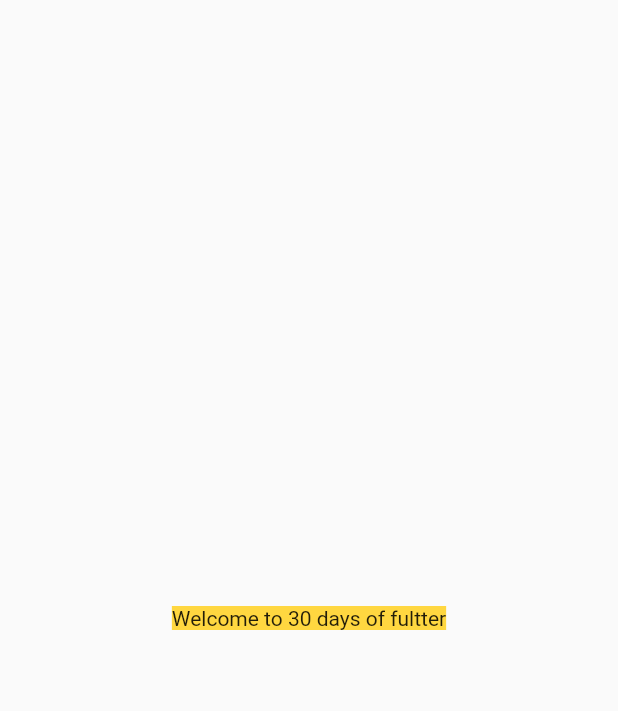
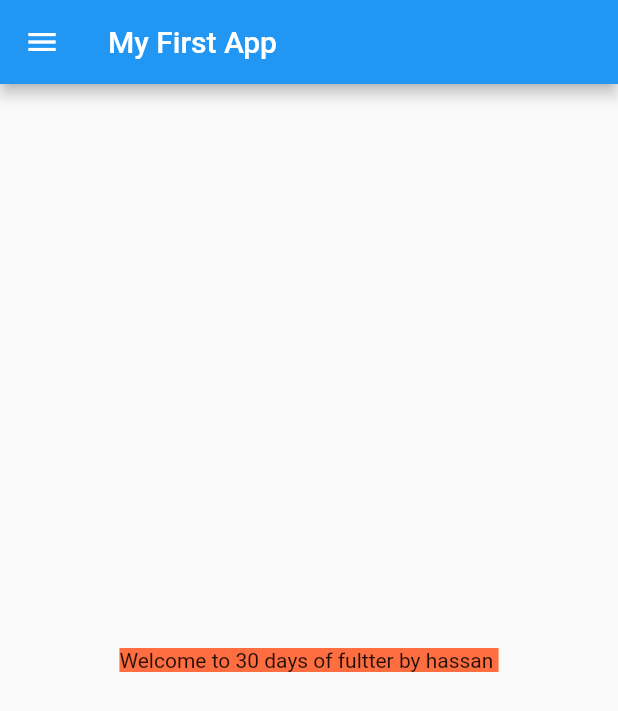
Before and after one commit to Hassan-9526/Flutter_vscode, a Flutter app: the screen it shows after launch, on a phone screen of 412 x 824 dp. Shown: the top 711 px of the screen. Run offline on Flutter 3.47's test engine with Material 2 defaults, Android fonts, the phone set to English and light mode, and no system bars.

Commit message:
Day 2 completed

```diff
--- /dev/null
+++ b/flutter_application_1/lib/Home_page.dart
@@ -0,0 +1,24 @@
+import 'package:flutter/material.dart';
+
+class HomePage extends StatelessWidget {
+  const HomePage({super.key});
+  final int days = 30;
+  final String name = "hassan";
+  @override
+  Widget build(BuildContext context) {
+    return Scaffold(
+      appBar: AppBar(
+        title: Text("My First App"),
+      ),
+      body: Center(
+        child: Container(
+          color: Colors.deepOrangeAccent,
+          child: Text("Welcome to $days days of fultter by $name "),
+        ),
+      ),
+      drawer: const Drawer(
+        backgroundColor: Colors.red,
+      ),
+    );
+  }
+}
--- a/flutter_application_1/lib/main.dart
+++ b/flutter_application_1/lib/main.dart
@@ -1,23 +1,17 @@
 import 'package:flutter/material.dart';
+import 'package:flutter_application_1/Home_page.dart';
 
-void main(){
-  runApp(myapp());
+void main() {
+  runApp(const MyApp());
 }
-class myapp extends StatelessWidget {
-  const myapp({super.key});
+
+class MyApp extends StatelessWidget {
+  const MyApp({super.key});
 
   @override
   Widget build(BuildContext context) {
-    return MaterialApp(
-      home: Material(
-
-      child:Center(
-        child: Container(
-          color: Colors.amberAccent,
-          child: const Text("Welcome to 30 days of fultter"),
-          ),
-      )
-      ),
+    return const MaterialApp(
+      home: HomePage(),
     );
   }
 }
```
Also changed, not shown: 1 other file.
